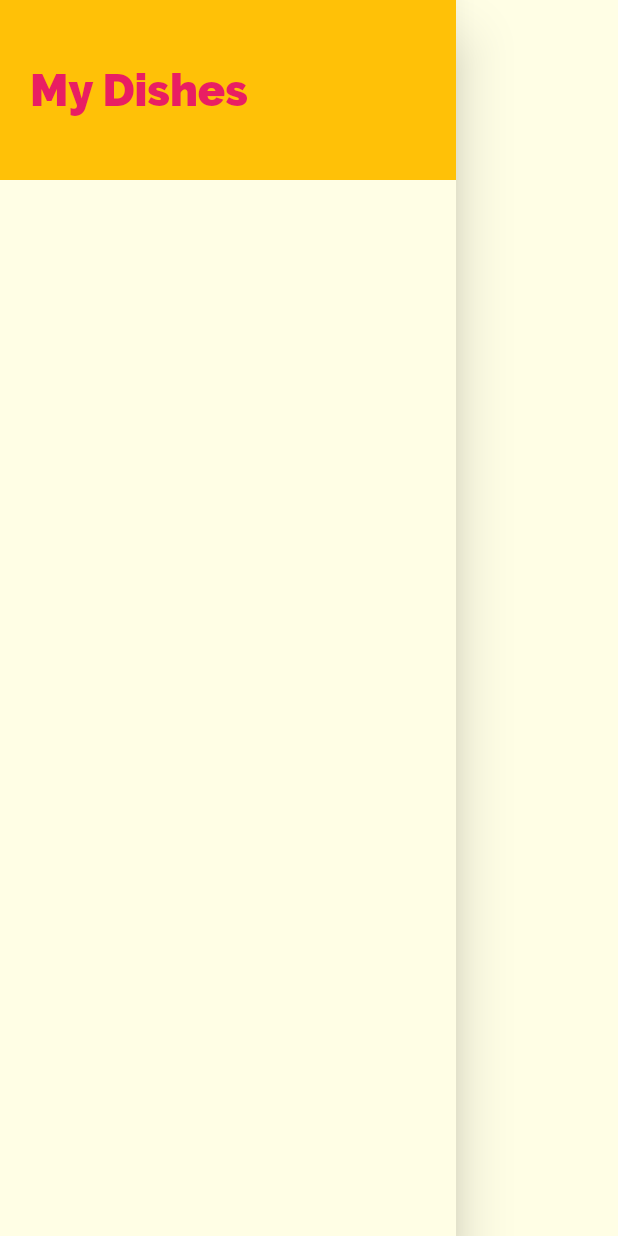
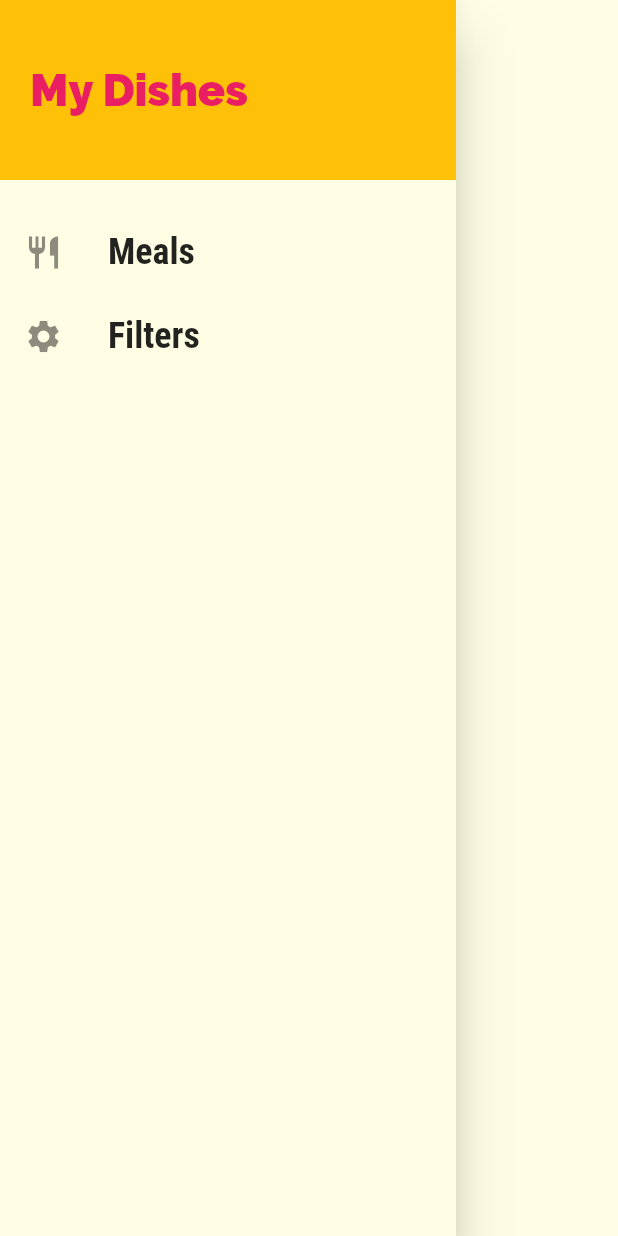
Before and after one commit to aakashmathuri/Daily_Meals, a Flutter app: the MainDrawer widget shown alone on an empty page, opened directly, on a phone screen of 412 x 824 dp. Run offline on Flutter 3.47's test engine with Material 2 defaults, Android fonts, the phone set to English and light mode, and no system bars.

Commit message:
Build widget of list tile

```diff
--- a/lib/widgets/main_drawer.dart
+++ b/lib/widgets/main_drawer.dart
@@ -1,6 +1,25 @@
 import 'package:flutter/material.dart';
 
 class MainDrawer extends StatelessWidget {
+  Widget buildListTile(String title, IconData icon) {
+    return ListTile(
+      leading: Icon(
+        icon,
+        size: 26,
+      ),
+      title: Text(
+        title,
+        style: TextStyle(
+            fontFamily: 'RobotoCondensed',
+            fontSize: 24,
+            fontWeight: FontWeight.bold),
+      ),
+      onTap: () {
+        //...
+      },
+    );
+  }
+
   @override
   Widget build(BuildContext context) {
     return Drawer(
@@ -21,6 +40,41 @@ class MainDrawer extends StatelessWidget {
               ),
             ),
           ),
+          SizedBox(
+            height: 20,
+          ),
+          ListTile(
+            leading: Icon(
+              Icons.restaurant,
+              size: 26,
+            ),
+            title: Text(
+              'Meals',
+              style: TextStyle(
+                  fontFamily: 'RobotoCondensed',
+                  fontSize: 24,
+                  fontWeight: FontWeight.bold),
+            ),
+            onTap: () {
+              //...
+            },
+          ),
+          ListTile(
+            leading: Icon(
+              Icons.settings,
+              size: 26,
+            ),
+            title: Text(
+              'Filters',
+              style: TextStyle(
+                  fontFamily: 'RobotoCondensed',
+                  fontSize: 24,
+                  fontWeight: FontWeight.bold),
+            ),
+            onTap: () {
+              //...
+            },
+          ),
         ],
       ),
     );
```
